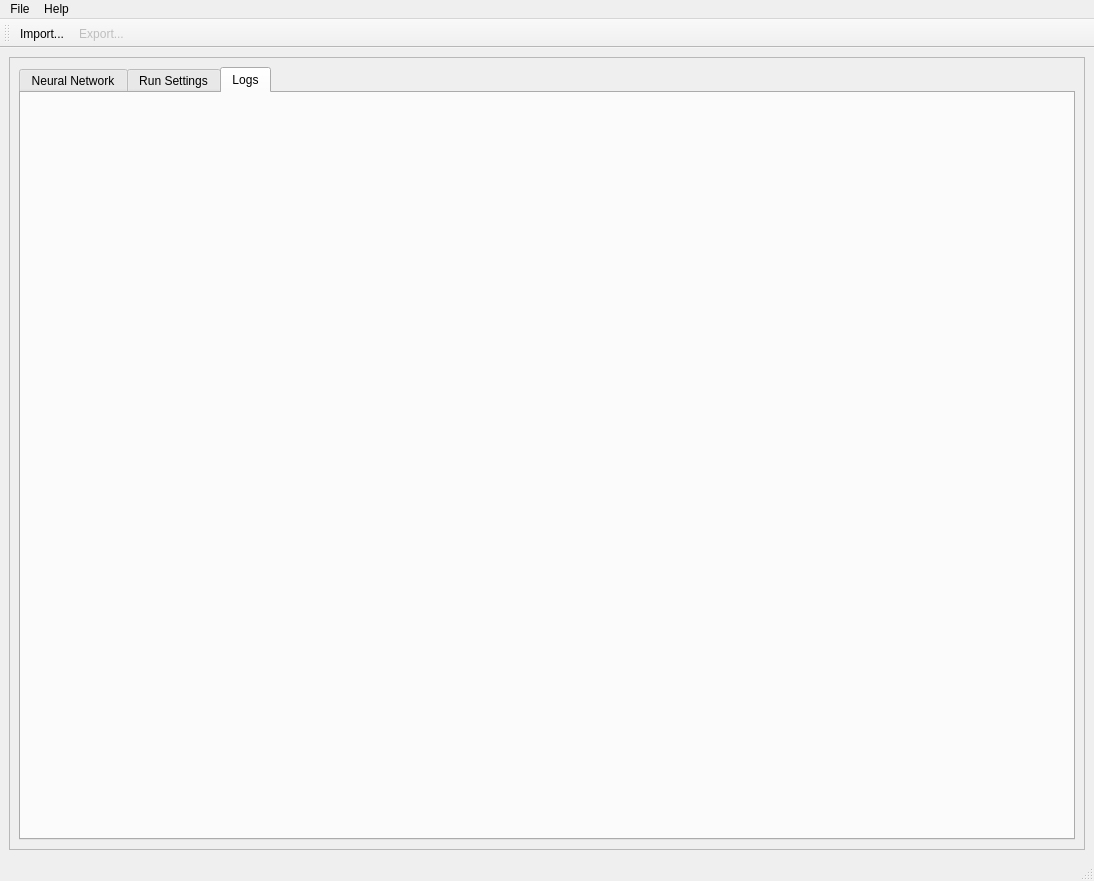
Qt form gui/MainWindow.ui (obewan/SIPAI) before a commit.
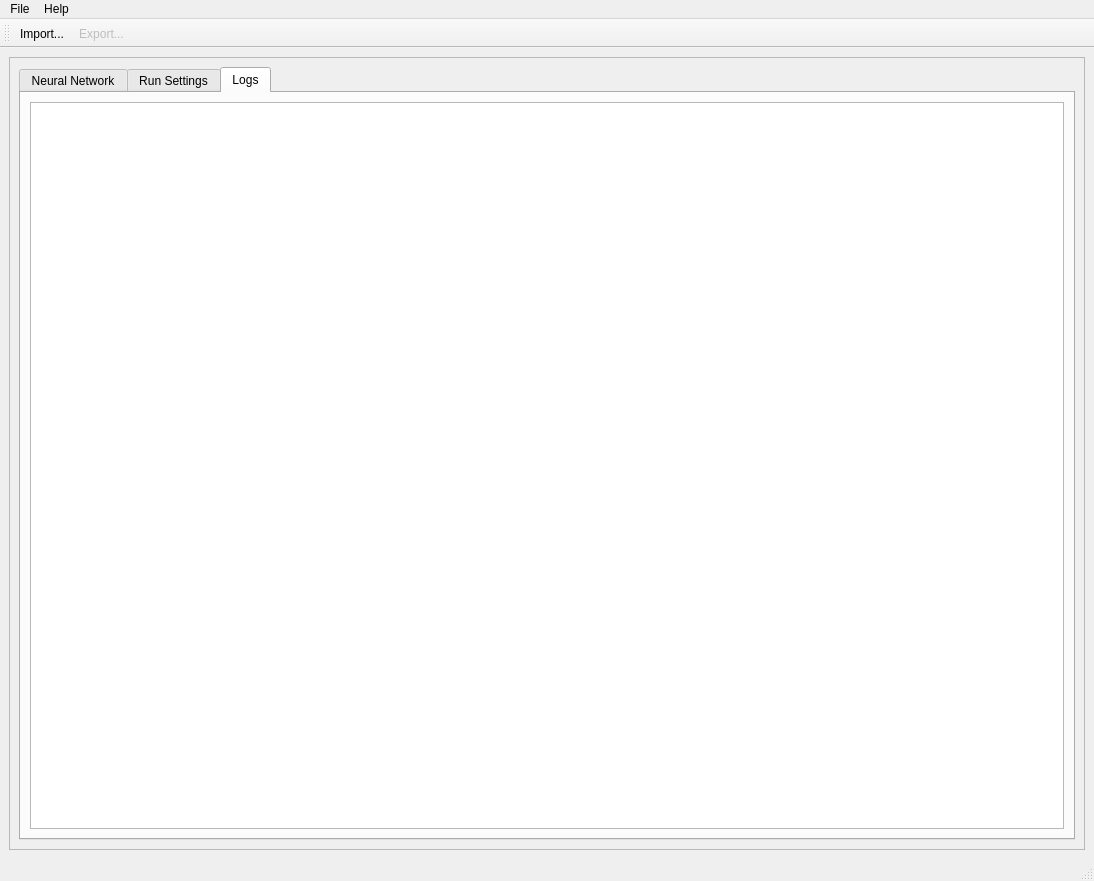
The same form after that commit. The open tabs and pages were chosen to show the change. Icons and pictures are not drawn.

The edit to the form file:
```diff
--- a/gui/MainWindow.ui
+++ b/gui/MainWindow.ui
@@ -1076,6 +1076,19 @@
            <attribute name="title">
             <string>Logs</string>
            </attribute>
+           <layout class="QVBoxLayout" name="verticalLayout_8">
+            <item>
+             <layout class="QVBoxLayout" name="verticalLayout_7">
+              <item>
+               <widget class="QTableView" name="tableViewLogs">
+                <attribute name="verticalHeaderVisible">
+                 <bool>true</bool>
+                </attribute>
+               </widget>
+              </item>
+             </layout>
+            </item>
+           </layout>
           </widget>
          </widget>
         </item>
```
